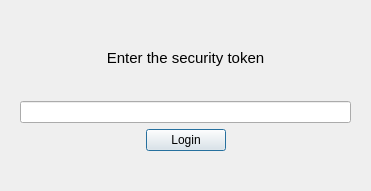
Qt form login.ui (TPI-2017/Panel) before a commit.
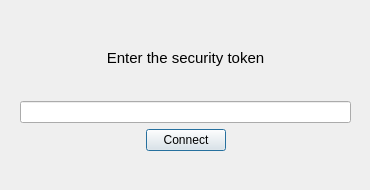
The same form after that commit.

Commit message: Login terminado

```diff
--- a/login.ui
+++ b/login.ui
@@ -6,20 +6,20 @@
    <rect>
     <x>0</x>
     <y>0</y>
-    <width>371</width>
-    <height>191</height>
+    <width>370</width>
+    <height>190</height>
    </rect>
   </property>
   <property name="minimumSize">
    <size>
     <width>370</width>
-    <height>191</height>
+    <height>190</height>
    </size>
   </property>
   <property name="maximumSize">
    <size>
-    <width>580</width>
-    <height>410</height>
+    <width>370</width>
+    <height>190</height>
    </size>
   </property>
   <property name="windowTitle">
@@ -93,7 +93,7 @@
        <item>
         <widget class="QPushButton" name="loginButton">
          <property name="text">
-          <string>Login</string>
+          <string>Connect</string>
          </property>
         </widget>
        </item>
```
The commit also changes 9 other files.
